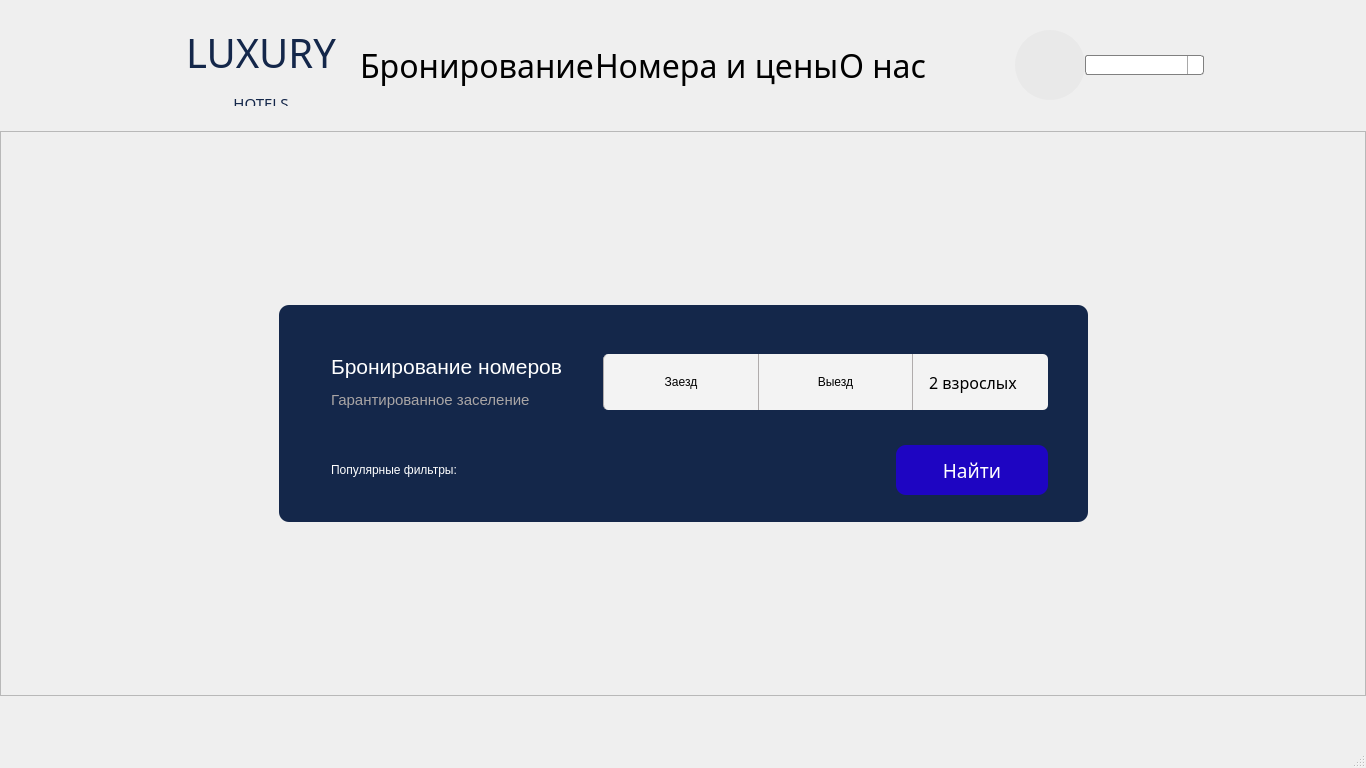
First picture: the form in src/homepage.ui, repository Ruha24/HotelQt, before the edit.
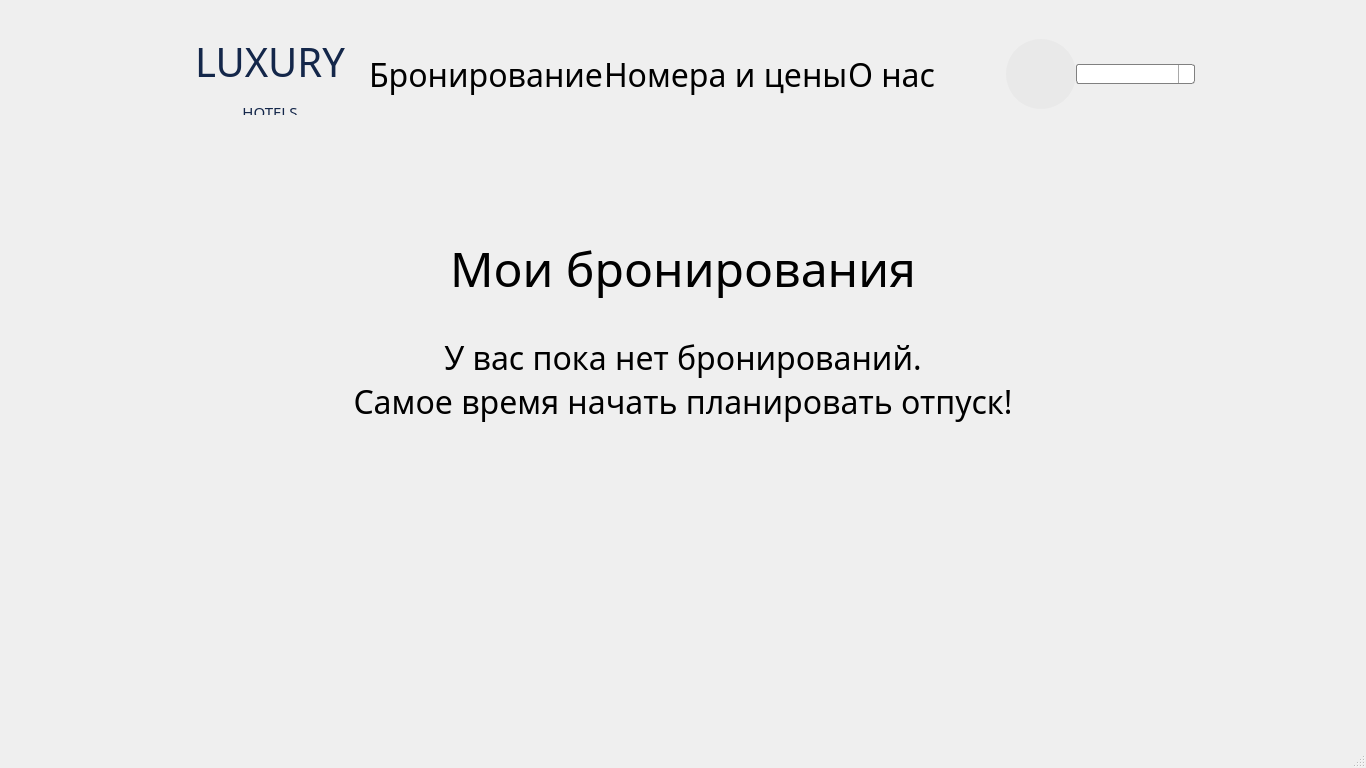
Second picture: the form after the edit. Icons and pictures are not drawn.

Commit message: added smtp class; added display of room information; added recovery data; addedemail on registration

Patch:
```diff
--- a/src/homepage.ui
+++ b/src/homepage.ui
@@ -45,7 +45,7 @@
     <item row="0" column="0">
      <widget class="QStackedWidget" name="stackedWidget">
       <property name="currentIndex">
-       <number>0</number>
+       <number>1</number>
       </property>
       <widget class="QWidget" name="page">
        <layout class="QGridLayout" name="gridLayout_4">
@@ -95,8 +95,8 @@
             <rect>
              <x>0</x>
              <y>0</y>
-             <width>1366</width>
-             <height>746</height>
+             <width>1319</width>
+             <height>418</height>
             </rect>
            </property>
            <property name="maximumSize">
@@ -706,6 +706,418 @@
         </item>
        </layout>
       </widget>
+      <widget class="QWidget" name="page_5">
+       <property name="styleSheet">
+        <string notr="true">QScrollArea
+{
+	border: none;
+}</string>
+       </property>
+       <layout class="QGridLayout" name="gridLayout_12">
+        <item row="0" column="0">
+         <widget class="QScrollArea" name="scrollArea_5">
+          <property name="widgetResizable">
+           <bool>true</bool>
+          </property>
+          <widget class="QWidget" name="scrollAreaWidgetContents_5">
+           <property name="geometry">
+            <rect>
+             <x>0</x>
+             <y>0</y>
+             <width>1348</width>
+             <height>728</height>
+            </rect>
+           </property>
+           <layout class="QGridLayout" name="gridLayout_11">
+            <property name="leftMargin">
+             <number>0</number>
+            </property>
+            <property name="topMargin">
+             <number>0</number>
+            </property>
+            <property name="rightMargin">
+             <number>0</number>
+            </property>
+            <property name="bottomMargin">
+             <number>0</number>
+            </property>
+            <property name="spacing">
+             <number>0</number>
+            </property>
+            <item row="0" column="0">
+             <layout class="QHBoxLayout" name="TitleLayout_6">
+              <property name="spacing">
+               <number>0</number>
+              </property>
+              <property name="leftMargin">
+               <number>162</number>
+              </property>
+              <property name="topMargin">
+               <number>25</number>
+              </property>
+              <property name="rightMargin">
+               <number>162</number>
+              </property>
+              <property name="bottomMargin">
+               <number>0</number>
+              </property>
+              <item>
+               <widget class="QLabel" name="Title_6">
+                <property name="minimumSize">
+                 <size>
+                  <width>198</width>
+                  <height>81</height>
+                 </size>
+                </property>
+                <property name="maximumSize">
+                 <size>
+                  <width>198</width>
+                  <height>81</height>
+                 </size>
+                </property>
+                <property name="font">
+                 <font>
+                  <family>Montserrat</family>
+                  <pointsize>40</pointsize>
+                 </font>
+                </property>
+                <property name="layoutDirection">
+                 <enum>Qt::LeftToRight</enum>
+                </property>
+                <property name="styleSheet">
+                 <string notr="true">QLabel
+{
+	color: rgb(20, 39, 74);
+}</string>
+                </property>
+                <property name="text">
+                 <string>&lt;html&gt;&lt;head/&gt;&lt;body&gt;&lt;p align=&quot;center&quot;&gt;&lt;a href=&quot;#main&quot;&gt;&lt;span style=&quot; font-size:40px; color:#14274a; text-decoration: none&quot;&gt;LUXURY&lt;/span&gt;&lt;/a&gt;&lt;/p&gt;&lt;p align=&quot;center&quot;&gt;&lt;a href=&quot;#main&quot;&gt;&lt;span style=&quot; font-size:15px; color:#14274a; text-decoration: none&quot;&gt;HOTELS&lt;/span&gt;&lt;/a&gt;&lt;/p&gt;&lt;/body&gt;&lt;/html&gt;</string>
+                </property>
+                <property name="textFormat">
+                 <enum>Qt::RichText</enum>
+                </property>
+                <property name="alignment">
+                 <set>Qt::AlignRight</set>
+                </property>
+               </widget>
+              </item>
+              <item>
+               <spacer name="horizontalSpacer_32">
+                <property name="orientation">
+                 <enum>Qt::Horizontal</enum>
+                </property>
+                <property name="sizeHint" stdset="0">
+                 <size>
+                  <width>242</width>
+                  <height>20</height>
+                 </size>
+                </property>
+               </spacer>
+              </item>
+              <item>
+               <widget class="QLabel" name="bronlbl_6">
+                <property name="font">
+                 <font>
+                  <family>Montserrat</family>
+                  <pointsize>24</pointsize>
+                 </font>
+                </property>
+                <property name="text">
+                 <string>&lt;html&gt;&lt;head/&gt;&lt;body&gt;&lt;p&gt;&lt;a href=&quot;#bron&quot;&gt;&lt;span style=&quot; color:#000000; text-decoration:none;&quot;&gt;Бронирование&lt;/span&gt;&lt;/a&gt;&lt;/p&gt;&lt;/body&gt;&lt;/html&gt;</string>
+                </property>
+                <property name="textFormat">
+                 <enum>Qt::AutoText</enum>
+                </property>
+               </widget>
+              </item>
+              <item>
+               <spacer name="horizontalSpacer_33">
+                <property name="orientation">
+                 <enum>Qt::Horizontal</enum>
+                </property>
+                <property name="sizeHint" stdset="0">
+                 <size>
+                  <width>92</width>
+                  <height>20</height>
+                 </size>
+                </property>
+               </spacer>
+              </item>
+              <item>
+               <widget class="QLabel" name="placelbl_6">
+                <property name="font">
+                 <font>
+                  <family>Montserrat</family>
+                  <pointsize>24</pointsize>
+                 </font>
+                </property>
+                <property name="text">
+                 <string>&lt;html&gt;&lt;head/&gt;&lt;body&gt;&lt;p&gt;&lt;a href=&quot;#place&quot;&gt;&lt;span style=&quot; color:#000000; text-decoration:none;&quot;&gt;Номера и цены&lt;/span&gt;&lt;/a&gt;&lt;/p&gt;&lt;/body&gt;&lt;/html&gt;</string>
+                </property>
+               </widget>
+              </item>
+              <item>
+               <spacer name="horizontalSpacer_38">
+                <property name="orientation">
+                 <enum>Qt::Horizontal</enum>
+                </property>
+                <property name="sizeHint" stdset="0">
+                 <size>
+                  <width>92</width>
+                  <height>20</height>
+                 </size>
+                </property>
+               </spacer>
+              </item>
+              <item>
+               <widget class="QLabel" name="aboutlbl_6">
+                <property name="font">
+                 <font>
+                  <family>Montserrat</family>
+                  <pointsize>24</pointsize>
+                 </font>
+                </property>
+                <property name="text">
+                 <string>&lt;html&gt;&lt;head/&gt;&lt;body&gt;&lt;p&gt;&lt;a href=&quot;#about&quot;&gt;&lt;span style=&quot; color:#000000; text-decoration:none;&quot;&gt;О нас&lt;/span&gt;&lt;/a&gt;&lt;/p&gt;&lt;/body&gt;&lt;/html&gt;</string>
+                </property>
+               </widget>
+              </item>
+              <item>
+               <spacer name="horizontalSpacer_39">
+                <property name="orientation">
+                 <enum>Qt::Horizontal</enum>
+                </property>
+                <property name="sizeHint" stdset="0">
+                 <size>
+                  <width>331</width>
+                  <height>20</height>
+                 </size>
+                </property>
+               </spacer>
+              </item>
+              <item>
+               <widget class="QPushButton" name="Profile_6">
+                <property name="minimumSize">
+                 <size>
+                  <width>70</width>
+                  <height>70</height>
+                 </size>
+                </property>
+                <property name="maximumSize">
+                 <size>
+                  <width>70</width>
+                  <height>70</height>
+                 </size>
+                </property>
+                <property name="styleSheet">
+                 <string notr="true">QPushButton
+{
+ 	border-radius: 35px;
+	background-color: #E9E9E9;
+}</string>
+                </property>
+                <property name="text">
+                 <string/>
+                </property>
+                <property name="icon">
+                 <iconset resource="resours/resourses.qrc">
+                  <normaloff>:/image/mainPage/image/mainPage/LkImage.png</normaloff>:/image/mainPage/image/mainPage/LkImage.png</iconset>
+                </property>
+                <property name="checkable">
+                 <bool>false</bool>
+                </property>
+               </widget>
+              </item>
+              <item>
+               <widget class="QComboBox" name="actionUser_6">
+                <property name="minimumSize">
+                 <size>
+                  <width>119</width>
+                  <height>0</height>
+                 </size>
+                </property>
+                <property name="styleSheet">
+                 <string notr="true">QComboBox {
+    border: 1px solid gray;
+    border-radius: 3px;
+    padding: 1px 18px 1px 3px;
+    min-width: 6em;
+}
+
+QComboBox:editable {
+    background: white;
+}
+
+QComboBox:!editable, QComboBox::drop-down:editable {
+     background: qlineargradient(x1: 0, y1: 0, x2: 0, y2: 1,
+                                 stop: 0 #E1E1E1, stop: 0.4 #DDDDDD,
+                                 stop: 0.5 #D8D8D8, stop: 1.0 #D3D3D3);
+}
+
+QComboBox:!editable:on, QComboBox::drop-down:editable:on {
+    background: qlineargradient(x1: 0, y1: 0, x2: 0, y2: 1,
+                                stop: 0 #D3D3D3, stop: 0.4 #D8D8D8,
+                                stop: 0.5 #DDDDDD, stop: 1.0 #E1E1E1);
+}
+
+QComboBox:on {
+    padding-top: 3px;
+    padding-left: 4px;
+}
+
+QComboBox::drop-down {
+    subcontrol-origin: padding;
+    subcontrol-position: top right;
+    width: 15px;
+
+    border-left-width: 1px;
+    border-left-color: darkgray;
+    border-left-style: solid; 
+    border-top-right-radius: 3px;
+    border-bottom-right-radius: 3px;
+}
+
+QComboBox::down-arrow:on {
+    top: 1px;
+    left: 1px;
+}</string>
+                </property>
+               </widget>
+              </item>
+             </layout>
+            </item>
+            <item row="1" column="0">
+             <layout class="QVBoxLayout" name="verticalLayout_11">
+              <property name="spacing">
+               <number>3</number>
+              </property>
+              <property name="rightMargin">
+               <number>0</number>
+              </property>
+              <property name="bottomMargin">
+               <number>0</number>
+              </property>
+              <item>
+               <spacer name="verticalSpacer_12">
+                <property name="orientation">
+                 <enum>Qt::Vertical</enum>
+                </property>
+                <property name="sizeType">
+                 <enum>QSizePolicy::Fixed</enum>
+                </property>
+                <property name="sizeHint" stdset="0">
+                 <size>
+                  <width>20</width>
+                  <height>120</height>
+                 </size>
+                </property>
+               </spacer>
+              </item>
+              <item>
+               <layout class="QHBoxLayout" name="horizontalLayout">
+                <property name="bottomMargin">
+                 <number>30</number>
+                </property>
+                <item>
+                 <spacer name="horizontalSpacer_13">
+                  <property name="orientation">
+                   <enum>Qt::Horizontal</enum>
+                  </property>
+                  <property name="sizeHint" stdset="0">
+                   <size>
+                    <width>40</width>
+                    <height>20</height>
+                   </size>
+                  </property>
+                 </spacer>
+                </item>
+                <item>
+                 <widget class="QLabel" name="label_14">
+                  <property name="font">
+                   <font>
+                    <family>Montserrat</family>
+                    <pointsize>36</pointsize>
+                   </font>
+                  </property>
+                  <property name="styleSheet">
+                   <string notr="true">QLabel
+{
+	color: black;
+}</string>
+                  </property>
+                  <property name="text">
+                   <string>Мои бронирования</string>
+                  </property>
+                 </widget>
+                </item>
+                <item>
+                 <spacer name="horizontalSpacer_18">
+                  <property name="orientation">
+                   <enum>Qt::Horizontal</enum>
+                  </property>
+                  <property name="sizeHint" stdset="0">
+                   <size>
+                    <width>40</width>
+                    <height>20</height>
+                   </size>
+                  </property>
+                 </spacer>
+                </item>
+               </layout>
+              </item>
+              <item>
+               <widget class="QLabel" name="label_15">
+                <property name="font">
+                 <font>
+                  <family>Montserrat</family>
+                  <pointsize>24</pointsize>
+                 </font>
+                </property>
+                <property name="text">
+                 <string>У вас пока нет бронирований. Самое время начать планировать отпуск!</string>
+                </property>
+                <property name="alignment">
+                 <set>Qt::AlignCenter</set>
+                </property>
+               </widget>
+              </item>
+              <item>
+               <layout class="QVBoxLayout" name="verticalLayout_14">
+                <property name="spacing">
+                 <number>12</number>
+                </property>
+                <property name="leftMargin">
+                 <number>450</number>
+                </property>
+                <property name="rightMargin">
+                 <number>0</number>
+                </property>
+                <property name="bottomMargin">
+                 <number>0</number>
+                </property>
+               </layout>
+              </item>
+              <item>
+               <spacer name="verticalSpacer_10">
+                <property name="orientation">
+                 <enum>Qt::Vertical</enum>
+                </property>
+                <property name="sizeHint" stdset="0">
+                 <size>
+                  <width>20</width>
+                  <height>40</height>
+                 </size>
+                </property>
+               </spacer>
+              </item>
+             </layout>
+            </item>
+           </layout>
+          </widget>
+         </widget>
+        </item>
+       </layout>
+      </widget>
       <widget class="QWidget" name="page_2">
        <layout class="QGridLayout" name="gridLayout_8">
         <property name="leftMargin">
```
Left out of the diff: 107 changed lines with no effect on the pictures. The commit also changes 23 other files.
